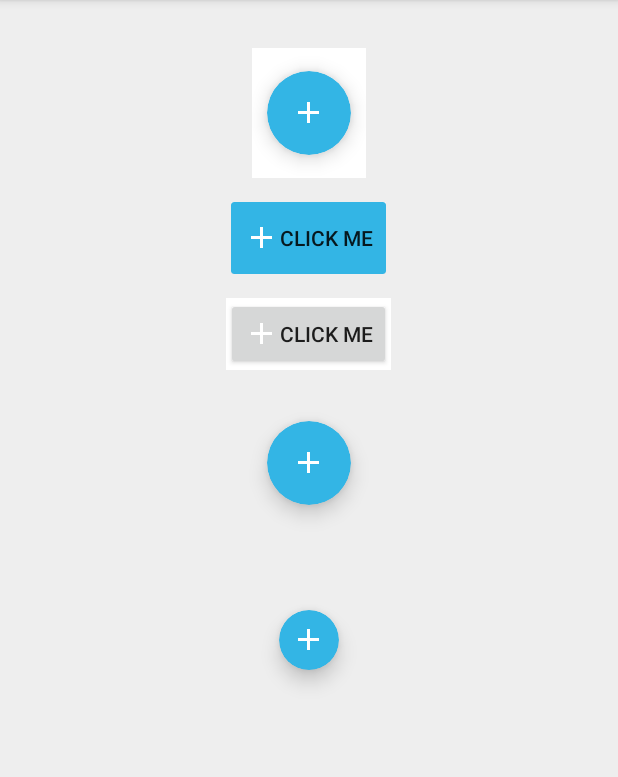
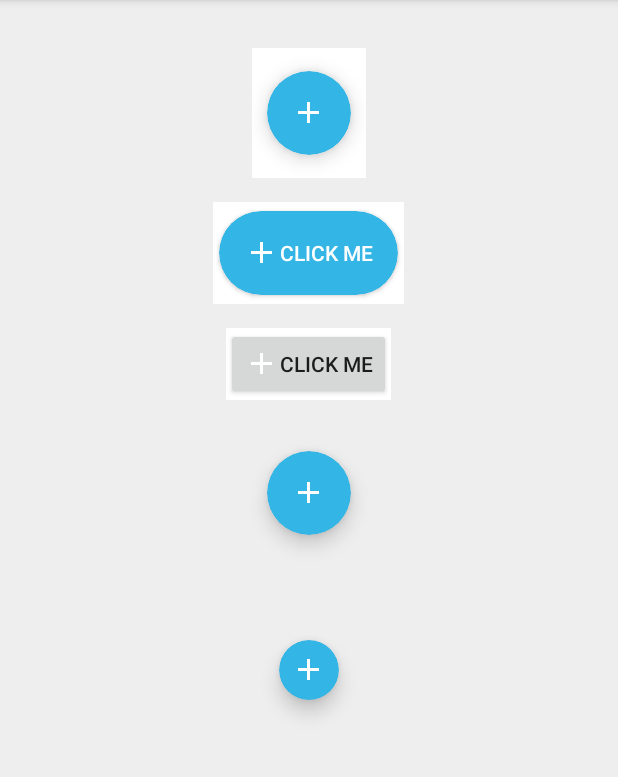
Before and after one commit to slaterama/FloatingActionButton, an Android app: the screen it shows after launch (MainActivity), on a phone screen of 412 x 824 dp, the part 84-861 px from its top. Run offline under Robolectric (Android 15) with nearby library versions, the phone set to English and light mode, and no system bars; plain views replace RoundedImageButton.

Commit message:
Using colorControlHighlight as RippleColor

```diff
--- a/app/src/main/java/com/slaterama/floatingactionbutton/widget/RoundedButtonBackgroundLollipop.java
+++ b/app/src/main/java/com/slaterama/floatingactionbutton/widget/RoundedButtonBackgroundLollipop.java
@@ -5,6 +5,7 @@ import android.animation.StateListAnimator;
 import android.annotation.TargetApi;
 import android.content.res.ColorStateList;
 import android.content.res.Resources;
+import android.content.res.TypedArray;
 import android.graphics.Canvas;
 import android.graphics.ColorFilter;
 import android.graphics.Outline;
@@ -15,6 +16,7 @@ import android.graphics.RectF;
 import android.graphics.drawable.Drawable;
 import android.graphics.drawable.RippleDrawable;
 import android.os.Build;
+import android.util.TypedValue;
 import android.view.View;
 
 @TargetApi(Build.VERSION_CODES.LOLLIPOP)
@@ -62,9 +64,13 @@ public class RoundedButtonBackgroundLollipop extends Drawable
 		mBoundsF = new RectF();
 		mBoundsI = new Rect();
 
-		mRippleDrawable = new RippleDrawable(color, this, null);
+		View view = delegate.getView();
 
-		View view = delegate.getView();
+		TypedValue outValue = new TypedValue();
+		view.getContext().getTheme().resolveAttribute(android.R.attr.colorControlHighlight, outValue, true);
+		ColorStateList rippleColor = ColorStateList.valueOf(outValue.data);
+		mRippleDrawable = new RippleDrawable(rippleColor, this, null);
+
 		view.setElevation(elevation);
 		view.setBackground(mRippleDrawable);
 		view.setClipToOutline(true);
--- a/app/src/main/res/layout/activity_main.xml
+++ b/app/src/main/res/layout/activity_main.xml
@@ -87,9 +87,12 @@
 				android:layout_height="wrap_content"
 				android:layout_gravity="center_horizontal"
 				android:text="@string/click_me"
+				android:textColor="@android:color/white"
 				android:drawableLeft="@drawable/ic_add_white_24dp"
 				android:drawableStart="@drawable/ic_add_white_24dp"
 				android:gravity="center_vertical"
+				app:roundedBtnCornerRadius="@dimen/fab_default_corner_radius"
+				app:roundedBtnUseCompatPadding="true"
 				android:onClick="onClick"/>
 
 		</FrameLayout>
```
